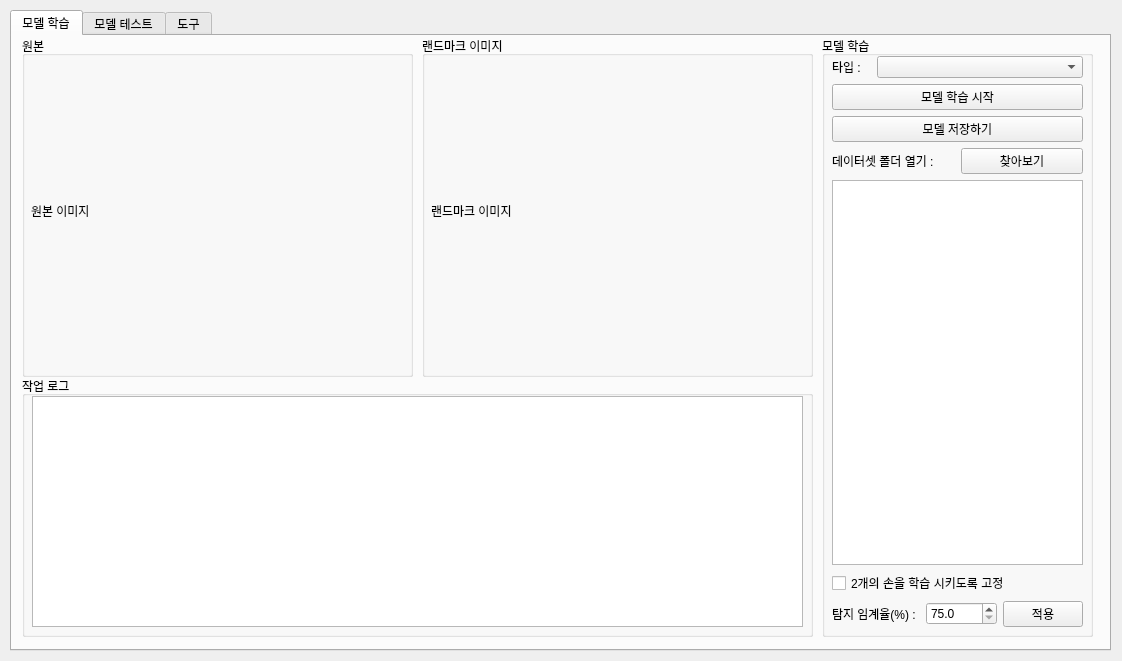
Old version of the form resource/main_form.ui in the repository boa9448/PyAutoMakerHuman.
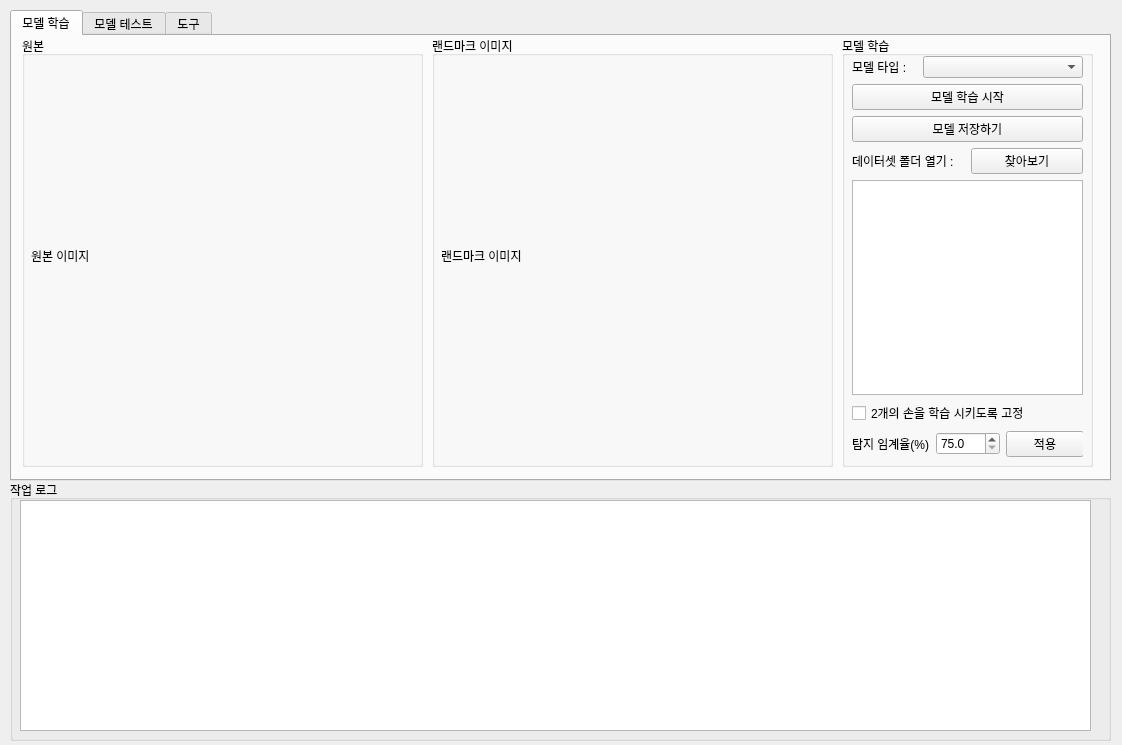
New version of the form.

```diff
--- a/resource/main_form.ui
+++ b/resource/main_form.ui
@@ -10,7 +10,7 @@
     <x>0</x>
     <y>0</y>
     <width>1122</width>
-    <height>661</height>
+    <height>745</height>
    </rect>
   </property>
   <property name="windowTitle">
@@ -22,7 +22,7 @@
      <x>10</x>
      <y>10</y>
      <width>1101</width>
-     <height>641</height>
+     <height>471</height>
     </rect>
    </property>
    <property name="currentIndex">
@@ -37,8 +37,8 @@
       <rect>
        <x>10</x>
        <y>0</y>
-       <width>391</width>
-       <height>341</height>
+       <width>401</width>
+       <height>431</height>
       </rect>
      </property>
      <property name="title">
@@ -49,8 +49,8 @@
        <rect>
         <x>9</x>
         <y>19</y>
-        <width>371</width>
-        <height>311</height>
+        <width>381</width>
+        <height>401</height>
        </rect>
       </property>
       <layout class="QVBoxLayout" name="verticalLayout_3">
@@ -67,10 +67,10 @@
     <widget class="QGroupBox" name="groupBox_2">
      <property name="geometry">
       <rect>
-       <x>410</x>
+       <x>420</x>
        <y>0</y>
-       <width>391</width>
-       <height>341</height>
+       <width>401</width>
+       <height>431</height>
       </rect>
      </property>
      <property name="title">
@@ -81,8 +81,8 @@
        <rect>
         <x>9</x>
         <y>19</y>
-        <width>371</width>
-        <height>311</height>
+        <width>381</width>
+        <height>401</height>
        </rect>
       </property>
       <layout class="QVBoxLayout" name="verticalLayout_4">
@@ -99,10 +99,10 @@
     <widget class="QGroupBox" name="groupBox_3">
      <property name="geometry">
       <rect>
-       <x>810</x>
+       <x>830</x>
        <y>0</y>
-       <width>271</width>
-       <height>601</height>
+       <width>251</width>
+       <height>431</height>
       </rect>
      </property>
      <property name="title">
@@ -113,8 +113,8 @@
        <rect>
         <x>10</x>
         <y>20</y>
-        <width>251</width>
-        <height>571</height>
+        <width>231</width>
+        <height>401</height>
        </rect>
       </property>
       <layout class="QVBoxLayout" name="verticalLayout">
@@ -131,7 +131,7 @@
               </sizepolicy>
              </property>
              <property name="text">
-              <string>타입 :   </string>
+              <string>모델 타입 :   </string>
              </property>
             </widget>
            </item>
@@ -242,34 +242,6 @@
       </layout>
      </widget>
     </widget>
-    <widget class="QGroupBox" name="groupBox_4">
-     <property name="geometry">
-      <rect>
-       <x>10</x>
-       <y>340</y>
-       <width>791</width>
-       <height>261</height>
-      </rect>
-     </property>
-     <property name="title">
-      <string>작업 로그</string>
-     </property>
-     <widget class="QWidget" name="verticalLayoutWidget_5">
-      <property name="geometry">
-       <rect>
-        <x>10</x>
-        <y>20</y>
-        <width>771</width>
-        <height>231</height>
-       </rect>
-      </property>
-      <layout class="QVBoxLayout" name="verticalLayout_2">
-       <item>
-        <widget class="QListWidget" name="train_log_list"/>
-       </item>
-      </layout>
-     </widget>
-    </widget>
    </widget>
    <widget class="QWidget" name="test_tab">
     <attribute name="title">
@@ -478,6 +450,34 @@
     </attribute>
    </widget>
   </widget>
+  <widget class="QGroupBox" name="groupBox_4">
+   <property name="geometry">
+    <rect>
+     <x>10</x>
+     <y>480</y>
+     <width>1101</width>
+     <height>261</height>
+    </rect>
+   </property>
+   <property name="title">
+    <string>작업 로그</string>
+   </property>
+   <widget class="QWidget" name="verticalLayoutWidget_5">
+    <property name="geometry">
+     <rect>
+      <x>10</x>
+      <y>20</y>
+      <width>1071</width>
+      <height>231</height>
+     </rect>
+    </property>
+    <layout class="QVBoxLayout" name="verticalLayout_2">
+     <item>
+      <widget class="QListWidget" name="main_log_list"/>
+     </item>
+    </layout>
+   </widget>
+  </widget>
  </widget>
  <resources/>
  <connections/>
```
Left out of the diff: 40 changed lines with no effect on the pictures.
